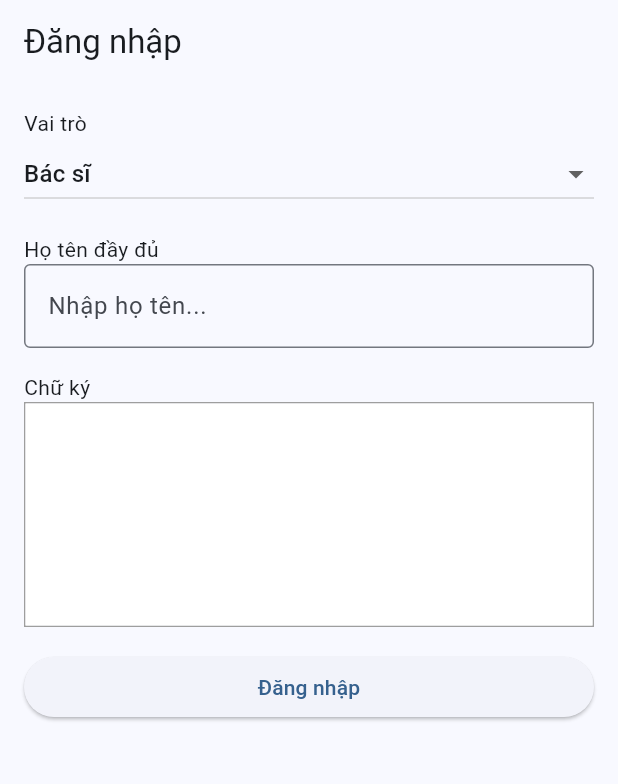
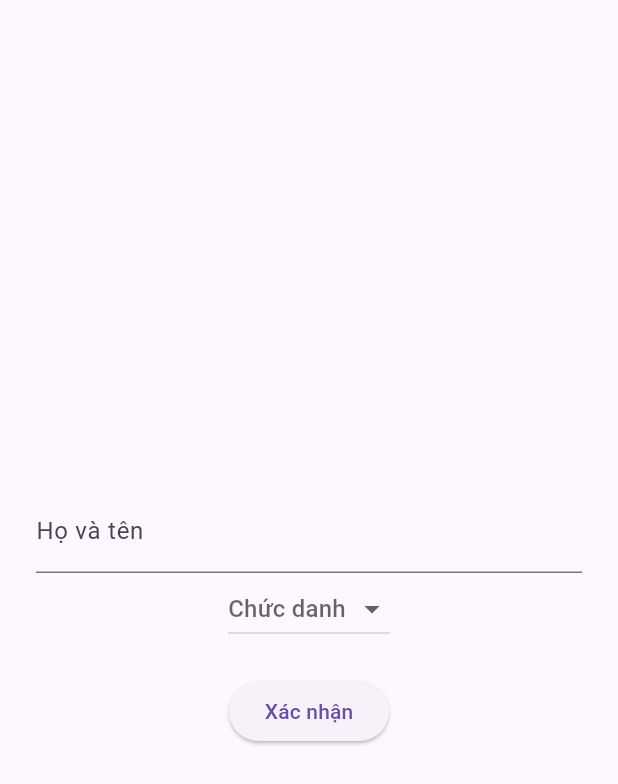
Before and after one commit to bmyta94/thankinh_pex2, a Flutter app: the screen it shows after launch, on a phone screen of 412 x 824 dp. Shown: the top 784 px of the screen. Run offline on Flutter 3.47's test engine with Material 3 defaults, Android fonts, the light colour scheme and no system bars; drawn by our look-alikes of signature; our stand-ins replace shared_preferences; missing offline and left inert: udp.

Commit message:
Update main.dart

```diff
--- a/lib/main.dart
+++ b/lib/main.dart
@@ -1,7 +1,7 @@
 import 'package:flutter/material.dart';
 import 'package:signature/signature.dart';
 import 'form_screen.dart';
-import 'danh_sach_y_lenh.dart'; // màn hình dành cho điều dưỡng
+import 'danh_sach_y_lenh.dart';
 import 'read_only_form.dart';
 import 'network/wifi_broadcast.dart';
 import 'repository/y_lenh_repository.dart';
@@ -28,155 +28,76 @@ class _AppWrapperState extends State<AppWrapper> {
       final sender = data["from"];
       final receivedForm = data["form"];
 
-      // Ép kiểu rõ ràng nếu cần
       final Map<String, String> parsedForm = Map<String, String>.from(receivedForm);
 
-      // Lưu vào bộ nhớ trong (ứng dụng)
       await YLenhRepository.add({"from": sender, "form": parsedForm});
-
-      if (_navKey.currentContext == null) return;
-
-      showDialog(
-        context: _navKey.currentContext!,
-        builder: (_) => AlertDialog(
-          title: Text("Nhận y lệnh từ $sender"),
-          content: const Text("Bạn có muốn xem không?"),
-          actions: [
-            TextButton(
-              onPressed: () {
-                Navigator.pop(_navKey.currentContext!);
-                Navigator.push(
-                  _navKey.currentContext!,
-                  MaterialPageRoute(
-                    builder: (_) => ReadOnlyFormScreen(
-                      formData: parsedForm,
-                      userTitle: sender.split(" - ").first,
-                      userName: sender.split(" - ").last,
-                    ),
-                  ),
-                );
-              },
-              child: const Text("Xem"),
-            ),
-            TextButton(
-              onPressed: () => Navigator.pop(_navKey.currentContext!),
-              child: const Text("Hủy"),
-            )
-          ],
-        ),
-      );
     });
   }
 
   @override
   Widget build(BuildContext context) {
     return MaterialApp(
-      title: 'Thankinh PEX',
-      theme: ThemeData(
-        useMaterial3: true,
-        colorSchemeSeed: Colors.blue,
-      ),
       navigatorKey: _navKey,
-      home: const LoginScreen(),
+      home: LoginScreen(navKey: _navKey),
     );
   }
 }
 
 class LoginScreen extends StatefulWidget {
-  const LoginScreen({super.key});
+  final GlobalKey<NavigatorState> navKey;
+  const LoginScreen({super.key, required this.navKey});
 
   @override
   State<LoginScreen> createState() => _LoginScreenState();
 }
 
 class _LoginScreenState extends State<LoginScreen> {
-  final TextEditingController nameController = TextEditingController();
-  final SignatureController signatureController = SignatureController(
-    penStrokeWidth: 2,
-    penColor: Colors.black,
-  );
-
-  String selectedRole = "Bác sĩ";
+  final TextEditingController _controller = TextEditingController();
+  String? _selectedRole;
 
   @override
   Widget build(BuildContext context) {
     return Scaffold(
-      appBar: AppBar(title: const Text('Đăng nhập')),
-      body: Padding(
-        padding: const EdgeInsets.all(16),
-        child: ListView(
+      body: Center(
+        child: Padding(
+          padding: const EdgeInsets.all(24.0),
+          child: Column(
+            mainAxisAlignment: MainAxisAlignment.center,
             children: [
-            const Text('Vai trò'),
+              TextField(
+                controller: _controller,
+                decoration: const InputDecoration(labelText: 'Họ và tên'),
+              ),
               DropdownButton<String>(
-              value: selectedRole,
-              isExpanded: true,
+                value: _selectedRole,
+                hint: const Text('Chức danh'),
                 items: const [
-                DropdownMenuItem(value: "Bác sĩ", child: Text("Bác sĩ")),
-                DropdownMenuItem(value: "Điều dưỡng", child: Text("Điều dưỡng")),
+                  DropdownMenuItem(value: 'Bác sĩ', child: Text('Bác sĩ')),
+                  DropdownMenuItem(value: 'Điều dưỡng', child: Text('Điều dưỡng')),
                 ],
-              onChanged: (value) {
-                if (value != null) setState(() => selectedRole = value);
-              },
+                onChanged: (value) => setState(() => _selectedRole = value),
               ),
-            const SizedBox(height: 16),
-            const Text('Họ tên đầy đủ'),
-            TextField(
-              controller: nameController,
-              decoration: const InputDecoration(
-                border: OutlineInputBorder(),
-                hintText: 'Nhập họ tên...',
-              ),
-            ),
-            const SizedBox(height: 16),
-            const Text('Chữ ký'),
-            Container(
-              height: 150,
-              decoration: BoxDecoration(
-                border: Border.all(color: Colors.grey),
-              ),
-              child: Signature(
-                controller: signatureController,
-                backgroundColor: Colors.white,
-              ),
-            ),
-            const SizedBox(height: 16),
+              const SizedBox(height: 20),
               ElevatedButton(
                 onPressed: () {
-                if (nameController.text.isEmpty || signatureController.points.isEmpty) {
-                  ScaffoldMessenger.of(context).showSnackBar(
-                    const SnackBar(content: Text('Vui lòng điền đầy đủ thông tin')),
-                  );
-                  return;
-                }
-
-                // Đăng ký họ tên làm tên thiết bị để gửi qua Wi-Fi
-                WifiBroadcast.register(nameController.text);
-
-                if (selectedRole == "Bác sĩ") {
-                  Navigator.push(
-                    context,
+                  if (_selectedRole == 'Bác sĩ') {
+                    widget.navKey.currentState!.pushReplacement(
                       MaterialPageRoute(
-                      builder: (_) => PexFormScreen(
-                        userTitle: selectedRole,
-                        userName: nameController.text,
-                      ),
+                        builder: (_) => FormScreen(hoTen: _controller.text),
                       ),
                     );
-                } else {
-                  Navigator.push(
-                    context,
+                  } else if (_selectedRole == 'Điều dưỡng') {
+                    widget.navKey.currentState!.pushReplacement(
                       MaterialPageRoute(
-                      builder: (_) => DanhSachYLenhScreen(
-                        userTitle: selectedRole,
-                        userName: nameController.text,
-                      ),
+                        builder: (_) => DanhSachYLenh(hoTen: _controller.text),
                       ),
                     );
                   }
                 },
-              child: const Text('Đăng nhập'),
+                child: const Text('Xác nhận'),
               ),
             ],
+          ),
         ),
       ),
     );
```
Lines whose indentation alone changed are shown as unchanged.
